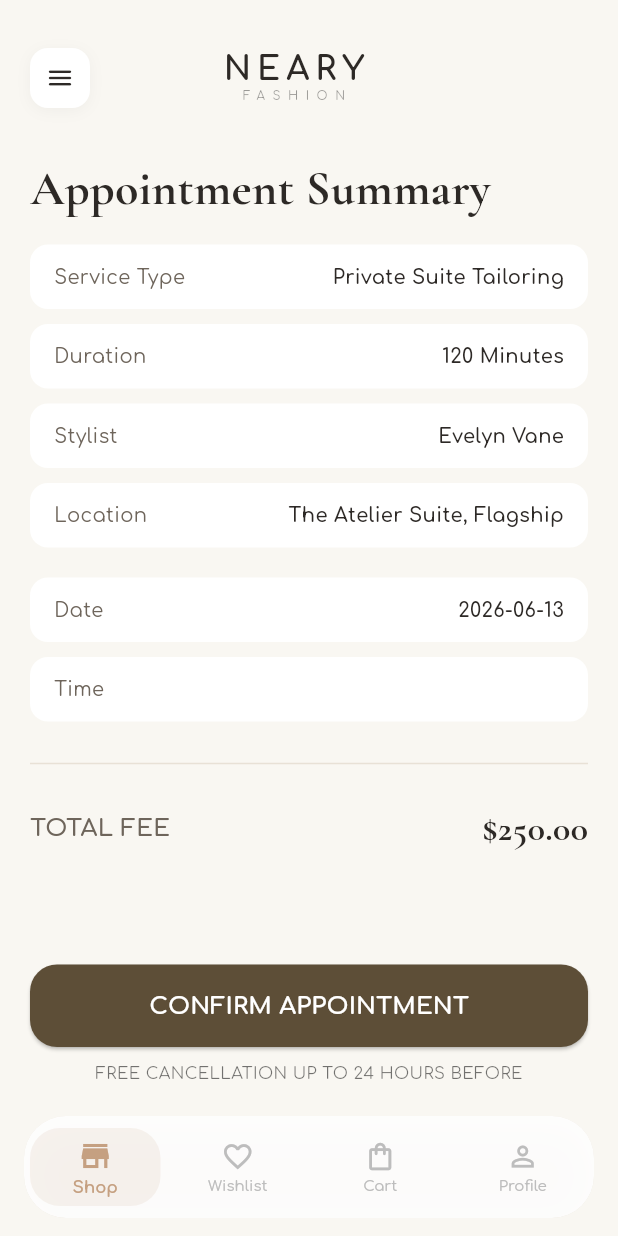
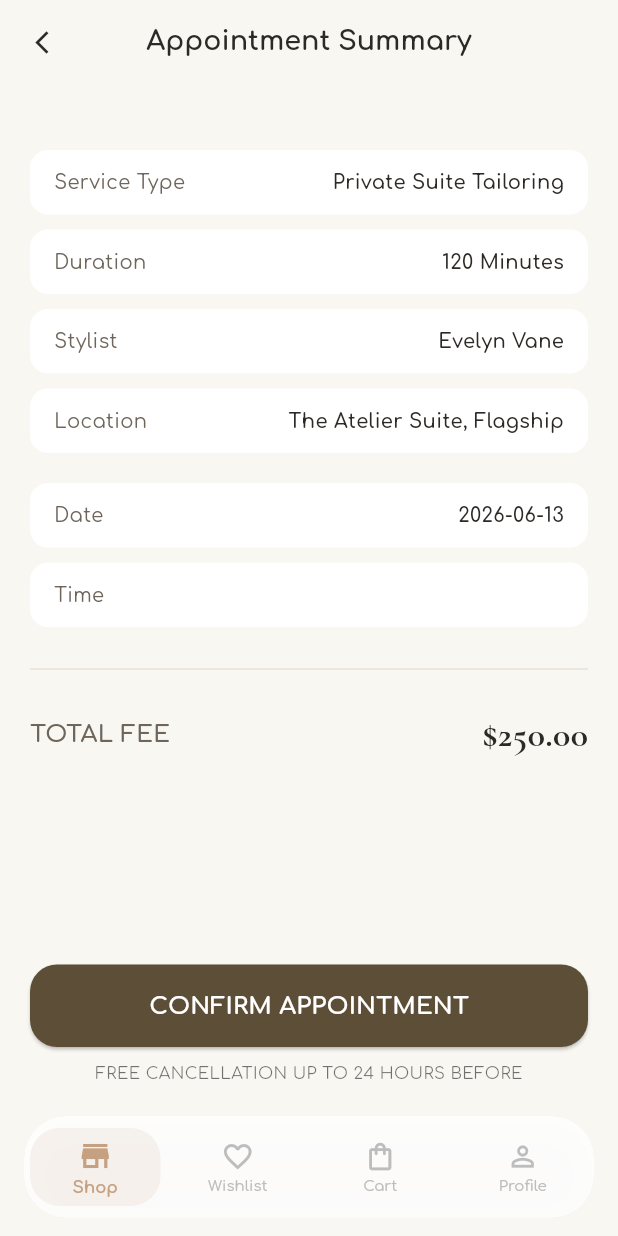
Before and after one commit to Houysang/Project-Flutter_Woman-Cloth-Shop, a Flutter app: the AppointmentSummaryPage screen opened directly with empty values, on a phone screen of 412 x 824 dp. Run offline on Flutter 3.47's test engine with Material 3 defaults, Android fonts, the phone set to English and light mode, and no system bars; our stand-ins replace flutter_map, google_fonts, latlong2.

Commit message:
connect booking

```diff
--- a/women_cloth_shop/lib/main.dart
+++ b/women_cloth_shop/lib/main.dart
@@ -46,6 +46,7 @@ class MyApp extends StatelessWidget {
         '/checkout': (context) => const CheckoutPage(),
         '/order_confirmation': (context) => const OrderConfirmationPage(),
         '/profileuser': (context) => ProfilePage(),
+        '/booking': (context) => const BookingPage(),
       },
       debugShowCheckedModeBanner: false,
     );
--- a/women_cloth_shop/lib/screens/booking_page.dart
+++ b/women_cloth_shop/lib/screens/booking_page.dart
@@ -1,6 +1,5 @@
 import 'package:flutter/material.dart';
 import 'package:google_fonts/google_fonts.dart';
-import '../components/navigation_bar_widget.dart';
 import '../components/glass_bottom_nav_widget.dart';
 
 class BookingPage extends StatefulWidget {
@@ -57,18 +56,23 @@ class _BookingPageState extends State<BookingPage> {
       appBar: AppBar(
         backgroundColor: Colors.transparent,
         elevation: 0,
-        toolbarHeight: 0,
+        iconTheme: const IconThemeData(color: Color(0xFF2D2926)),
+        title: Text(
+          'Booking',
+          style: GoogleFonts.comfortaa(
+            fontSize: 18,
+            fontWeight: FontWeight.w700,
+            color: const Color(0xFF2D2926),
+          ),
+        ),
+        centerTitle: true,
       ),
 
-      body: SafeArea(
-        child: SingleChildScrollView(
+      body: SingleChildScrollView(
         padding: const EdgeInsets.symmetric(horizontal: 20, vertical: 10),
         child: Column(
           crossAxisAlignment: CrossAxisAlignment.start,
           children: [
-              NavigationBarWidget(
-                onMenuTap: () => Navigator.maybePop(context),
-              ),
             const SizedBox(height: 20),
 
             ClipRRect(
@@ -289,7 +293,6 @@ class _BookingPageState extends State<BookingPage> {
             ),
             const SizedBox(height: 20),
           ],
-          ),
         ),
       ),
 
@@ -536,29 +539,28 @@ class AppointmentSummaryPage extends StatelessWidget {
       appBar: AppBar(
         backgroundColor: Colors.transparent,
         elevation: 0,
-        toolbarHeight: 0,
+        iconTheme: const IconThemeData(color: Color(0xFF2D2926)),
+        leading: IconButton(
+          icon: const Icon(Icons.arrow_back_ios_new, size: 18),
+          onPressed: () => Navigator.maybePop(context),
+        ),
+        title: Text(
+          'Appointment Summary',
+          style: GoogleFonts.comfortaa(
+            fontSize: 18,
+            fontWeight: FontWeight.w700,
+            color: const Color(0xFF2D2926),
+          ),
+        ),
+        centerTitle: true,
       ),
 
-      body: SafeArea(
-        child: Padding(
+      body: Padding(
         padding: const EdgeInsets.all(20),
         child: Column(
           crossAxisAlignment: CrossAxisAlignment.start,
           children: [
-              NavigationBarWidget(
-                onMenuTap: () => Navigator.maybePop(context),
-              ),
             const SizedBox(height: 24),
-              Text(
-                "Appointment Summary",
-                style: GoogleFonts.cormorantGaramond(
-                  fontSize: 32,
-                  fontWeight: FontWeight.w700,
-                  color: const Color(0xFF2D2926),
-                  height: 1.1,
-                ),
-              ),
-              const SizedBox(height: 20),
             _buildInfoRow("Service Type", "Private Suite Tailoring"),
             const SizedBox(height: 10),
             _buildInfoRow("Duration", "120 Minutes"),
@@ -667,7 +669,6 @@ class AppointmentSummaryPage extends StatelessWidget {
           ],
         ),
       ),
-      ),
 
       bottomNavigationBar: const GlassBottomNavWidget(),
     );
--- a/women_cloth_shop/lib/screens/lookbook_screen.dart
+++ b/women_cloth_shop/lib/screens/lookbook_screen.dart
@@ -1,6 +1,6 @@
 import 'package:flutter/material.dart';
 import 'package:google_fonts/google_fonts.dart';
-import 'outfit_builder_screen.dart';
+import 'outfit_builder_page.dart';
 import '../components/navigation_bar_widget.dart';
 import '../components/glass_bottom_nav_widget.dart';
 
```
Also changed, not shown: women_cloth_shop/lib/screens/chat_page.dart (renamed from women_cloth_shop/lib/screens/chat_screen.dart), women_cloth_shop/lib/screens/map_page.dart (renamed from women_cloth_shop/lib/screens/map_screen.dart), women_cloth_shop/lib/screens/outfit_builder_page.dart (renamed from women_cloth_shop/lib/screens/outfit_builder_screen.dart). Lines whose indentation alone changed are shown as unchanged.
